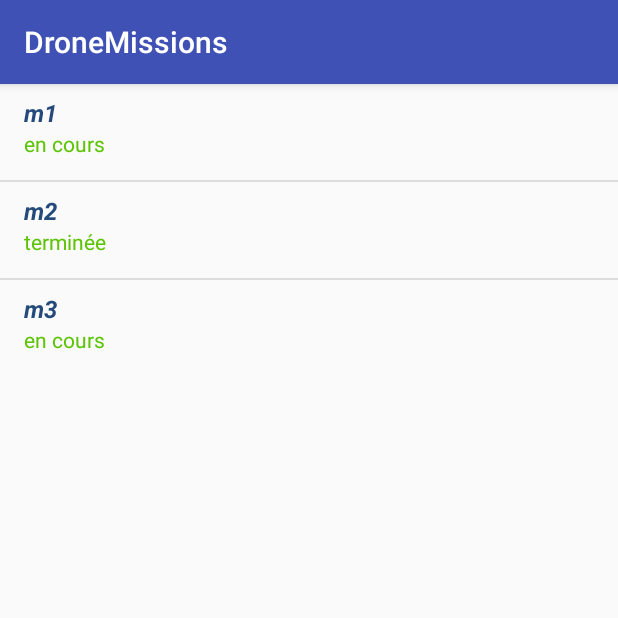
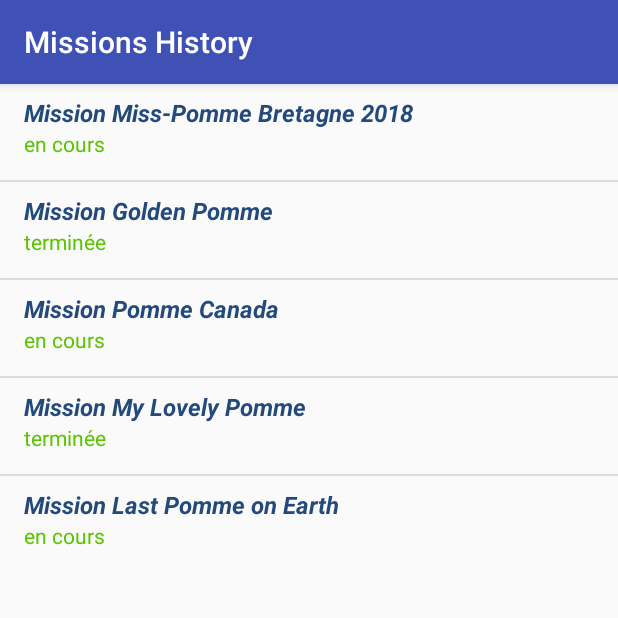
Before and after one commit to Tanaht/LaPommeVolante, an Android app: the HistoryActivity screen opened directly, with no data from a screen before it, on a phone screen of 412 x 824 dp, the top half of it. Run offline under Robolectric (Android 15) with nearby library versions, the phone set to English and light mode, and no system bars.

Commit message:
add intent to report activity

```diff
--- a/android/DroneMissions/app/src/main/java/ila/fr/dronemissions/DAO/Mission.java
+++ b/android/DroneMissions/app/src/main/java/ila/fr/dronemissions/DAO/Mission.java
@@ -1,21 +1,22 @@
 package ila.fr.dronemissions.DAO;
 
+import java.io.Serializable;
 import java.util.List;
 
 /**
  * Created by aminesoumiaa on 06/02/18.
  */
 
-public class Mission {
+public class Mission implements Serializable {
 
     private String title;
-    private String type;
+    private String status;
     private List<Point> trajectory;
     // TODO: Add mission report
 
-    public Mission(String title, String type, List<Point> trajectory){
+    public Mission(String title, String status, List<Point> trajectory){
         this.title = title;
-        this.type = type;
+        this.status = status;
         this.trajectory = trajectory;
     }
 
@@ -23,16 +24,16 @@ public class Mission {
         return title;
     }
 
-    public String getType() {
-        return type;
+    public String getStatus() {
+        return status;
     }
 
     public void setTitle(String title) {
         this.title = title;
     }
 
-    public void setType(String type) {
-        this.type = type;
+    public void setStatus(String status) {
+        this.status = status;
     }
 
     public List<Point> getTrajectory() {
--- a/android/DroneMissions/app/src/main/java/ila/fr/dronemissions/DAO/Point.java
+++ b/android/DroneMissions/app/src/main/java/ila/fr/dronemissions/DAO/Point.java
@@ -1,10 +1,12 @@
 package ila.fr.dronemissions.DAO;
+
+import java.io.Serializable;
 
 /**
  * Created by aminesoumiaa on 06/02/18.
  */
 
-public class Point {
+public class Point implements Serializable {
     private double longitude;
     private double latitude;
     private boolean picture;
--- a/android/DroneMissions/app/src/main/java/ila/fr/dronemissions/HistoryActivity.java
+++ b/android/DroneMissions/app/src/main/java/ila/fr/dronemissions/HistoryActivity.java
@@ -25,31 +25,30 @@ import ila.fr.dronemissions.DAO.Point;
 public class HistoryActivity extends AppCompatActivity {
 
     ListView listView;
-
+    List<Mission> ms;
     @Override
     protected void onCreate(Bundle savedInstanceState) {
         super.onCreate(savedInstanceState);
         setContentView(R.layout.activity_history);
+        setTitle("Missions History");
 
-        Intent intent = getIntent();
         // TODO : replace this with a call to Missions API service
-        List<String> missions = Arrays.asList("Mission Pomme 1", "Mission Golden Pomme",
-                "Mission Pomme Canada", "Mission My Lovely Pomme", "Mission Last Pomme on Earth");
-
-        listView = (ListView) findViewById(R.id.listView);
-        //android.R.layout.simple_list_item_1 est une vue disponible de base dans le SDK android,
-        //Contenant une TextView avec comme identifiant "@android:id/text1"
-
-        //final ArrayAdapter<String> adapter = new ArrayAdapter<String>(HistoryActivity.this,
-          //      android.R.layout.simple_list_item_1, missions);
-        List<Mission> ms = new ArrayList<Mission>();
+        ms = new ArrayList<Mission>();
         Point p1 = new Point(12345.12345, 123456.123456, false);
         List<Point> points = new ArrayList<Point>();
         points.add(p1);points.add(p1);points.add(p1);
-        Mission m1 = new Mission("m1","en cours", points);
-        Mission m2 = new Mission("m2","terminée", points);
-        Mission m3 = new Mission("m3","en cours", points);
-        ms.add(m1);ms.add(m2);ms.add(m3);
+        Mission m1 = new Mission("Mission Miss-Pomme Bretagne 2018","en cours", points);
+        Mission m2 = new Mission("Mission Golden Pomme","terminée", points);
+        Mission m3 = new Mission("Mission Pomme Canada","en cours", points);
+        Mission m4 = new Mission("Mission My Lovely Pomme","terminée", points);
+        Mission m5 = new Mission("Mission Last Pomme on Earth","en cours", points);
+        ms.add(m1);ms.add(m2);ms.add(m3);ms.add(m4);ms.add(m5);
+
+
+        listView = (ListView) findViewById(R.id.listView);
+        //android.R.layout.simple_list_item_2 est une vue disponible de base dans le SDK android,
+        //Contenant deux TextView avec comme identifiants "@android:id/text1 et text2"
+
         SimpleAdapter myadapter = createListViewAdapter(ms);
         listView.setAdapter(myadapter);
 
@@ -57,9 +56,10 @@ public class HistoryActivity extends AppCompatActivity {
             @Override
             public void onItemClick(AdapterView<?> parent, View view,
                                     int position, long id) {
-                Toast.makeText(getApplicationContext(),
-                        "Click ListItem Number " + position, Toast.LENGTH_LONG)
-                        .show();
+                Intent intent = new Intent( HistoryActivity.this,
+                        MissionReportActivity.class);
+                intent.putExtra("MISSION", (Mission) ms.get(position));
+                startActivity(intent);
             }
         });
     }
@@ -69,7 +69,7 @@ public class HistoryActivity extends AppCompatActivity {
         for (Mission mission : missions) {
             Map<String, String> datum = new HashMap<String, String>(2);
             datum.put("title", mission.getTitle());
-            datum.put("type", mission.getType());
+            datum.put("type", mission.getStatus());
             data.add(datum);
         }
         SimpleAdapter adapter = new SimpleAdapter(this, data,
```
